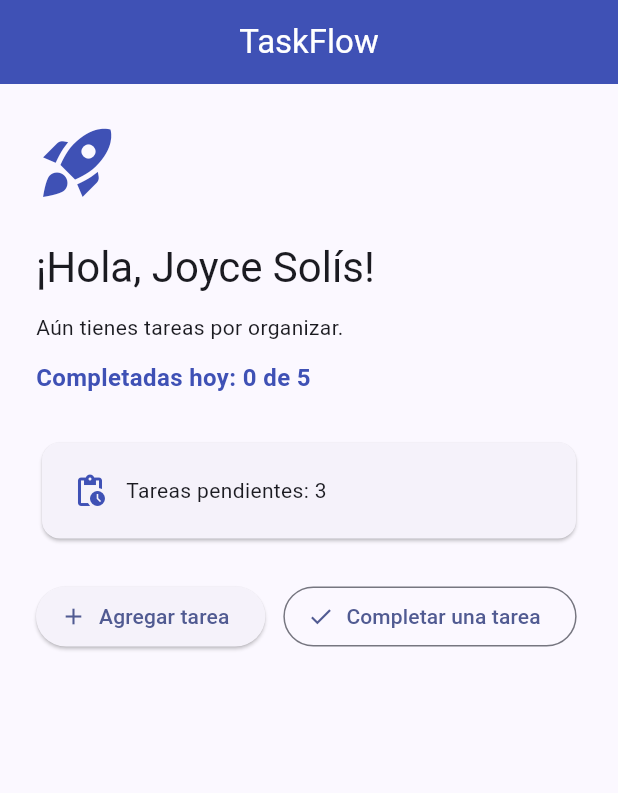
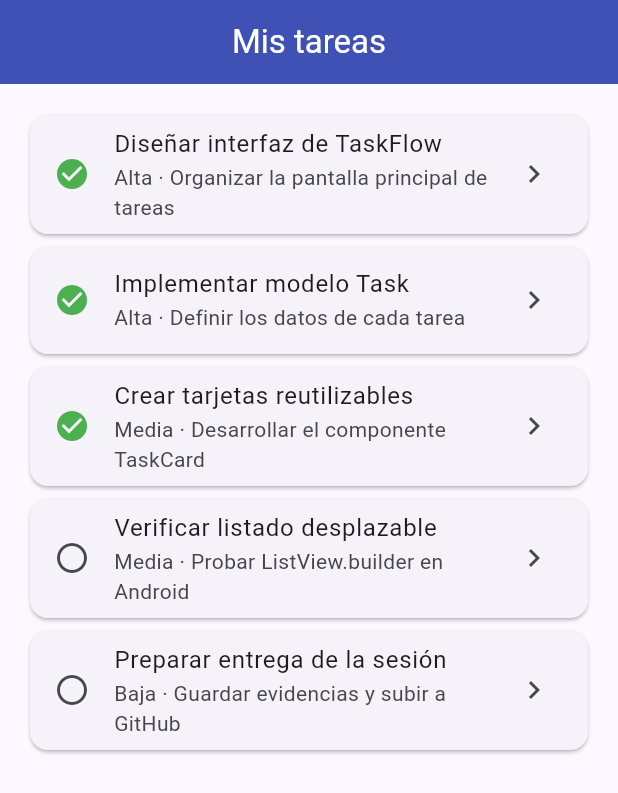
Before and after one commit to Joycesolis12/TaskFlow, a Flutter app: the screen it shows after launch, on a phone screen of 412 x 824 dp. Shown: the top 793 px of the screen. Run offline on Flutter 3.47's test engine with Material 3 defaults, Android fonts, the phone set to English and light mode, and no system bars.

Commit message:
feat: mostrar listado local de tareas

```diff
--- a/lib/main.dart
+++ b/lib/main.dart
@@ -3,6 +3,10 @@ import 'package:flutter/material.dart';
 void main() {
   runApp(const TaskFlowApp());
 }
+
+// ============================================
+// APLICACIÓN PRINCIPAL
+// ============================================
 
 class TaskFlowApp extends StatelessWidget {
   const TaskFlowApp({super.key});
@@ -16,12 +20,128 @@ class TaskFlowApp extends StatelessWidget {
         colorScheme: ColorScheme.fromSeed(seedColor: Colors.indigo),
         useMaterial3: true,
       ),
-      home: const WelcomeScreen(),
+      home: const TaskListScreen(),
     );
   }
 }
 
-// SESIÓN 2: Pantalla con estado
+// ============================================
+// SESIÓN 3: MODELO DE DATOS
+// ============================================
+
+class Task {
+  const Task({
+    required this.id,
+    required this.title,
+    required this.description,
+    required this.priority,
+    required this.isCompleted,
+  });
+
+  final int id;
+  final String title;
+  final String description;
+  final String priority;
+  final bool isCompleted;
+}
+
+// Cinco tareas reales del desarrollo de TaskFlow
+const demoTasks = [
+  Task(
+    id: 1,
+    title: 'Diseñar interfaz de TaskFlow',
+    description: 'Organizar la pantalla principal de tareas',
+    priority: 'Alta',
+    isCompleted: true,
+  ),
+  Task(
+    id: 2,
+    title: 'Implementar modelo Task',
+    description: 'Definir los datos de cada tarea',
+    priority: 'Alta',
+    isCompleted: true,
+  ),
+  Task(
+    id: 3,
+    title: 'Crear tarjetas reutilizables',
+    description: 'Desarrollar el componente TaskCard',
+    priority: 'Media',
+    isCompleted: true,
+  ),
+  Task(
+    id: 4,
+    title: 'Verificar listado desplazable',
+    description: 'Probar ListView.builder en Android',
+    priority: 'Media',
+    isCompleted: false,
+  ),
+  Task(
+    id: 5,
+    title: 'Preparar entrega de la sesión',
+    description: 'Guardar evidencias y subir a GitHub',
+    priority: 'Baja',
+    isCompleted: false,
+  ),
+];
+
+// ============================================
+// SESIÓN 3: TARJETA REUTILIZABLE
+// ============================================
+
+class TaskCard extends StatelessWidget {
+  const TaskCard({super.key, required this.task});
+
+  final Task task;
+
+  @override
+  Widget build(BuildContext context) {
+    return Card(
+      child: ListTile(
+        leading: Icon(
+          task.isCompleted ? Icons.check_circle : Icons.radio_button_unchecked,
+          color: task.isCompleted ? Colors.green : null,
+        ),
+        title: Text(task.title),
+        subtitle: Text('${task.priority} · ${task.description}'),
+        trailing: const Icon(Icons.chevron_right),
+      ),
+    );
+  }
+}
+
+// ============================================
+// SESIÓN 3: LISTADO LOCAL DE TAREAS
+// ============================================
+
+class TaskListScreen extends StatelessWidget {
+  const TaskListScreen({super.key});
+
+  @override
+  Widget build(BuildContext context) {
+    return Scaffold(
+      appBar: AppBar(
+        title: const Text('Mis tareas'),
+        centerTitle: true,
+        backgroundColor: Colors.indigo,
+        foregroundColor: Colors.white,
+      ),
+      body: ListView.builder(
+        padding: const EdgeInsets.all(16),
+        itemCount: demoTasks.length,
+        itemBuilder: (context, index) {
+          final task = demoTasks[index];
+
+          return TaskCard(task: task);
+        },
+      ),
+    );
+  }
+}
+
+// ============================================
+// SESIÓN 2: PANTALLA ANTERIOR CONSERVADA
+// ============================================
+
 class WelcomeScreen extends StatefulWidget {
   const WelcomeScreen({super.key});
 
@@ -30,24 +150,19 @@ class WelcomeScreen extends StatefulWidget {
 }
 
 class _WelcomeScreenState extends State<WelcomeScreen> {
-  // Datos del estudiante
   final String studentName = 'Joyce Solís';
 
-  // Estado de las tareas
   int pendingTasks = 3;
   int completedTasks = 0;
 
-  // Objetivo diario del reto autónomo
   static const int dailyGoal = 5;
 
-  // Agregar una tarea pendiente
   void _addTask() {
     setState(() {
       pendingTasks++;
     });
   }
 
-  // Completar una tarea
   void _completeTask() {
     if (pendingTasks == 0) {
       return;
@@ -56,7 +171,6 @@ class _WelcomeScreenState extends State<WelcomeScreen> {
     setState(() {
       pendingTasks--;
 
-      // Las tareas completadas no pueden superar la meta diaria.
       if (completedTasks < dailyGoal) {
         completedTasks++;
       }
@@ -83,19 +197,13 @@ class _WelcomeScreenState extends State<WelcomeScreen> {
           children: [
             const Icon(Icons.rocket_launch, size: 56, color: Colors.indigo),
             const SizedBox(height: 24),
-
-            // Saludo personalizado
             Text(
               '¡Hola, $studentName!',
               style: Theme.of(context).textTheme.headlineMedium,
             ),
             const SizedBox(height: 12),
-
-            // Mensaje según el estado
             Text(statusMessage),
             const SizedBox(height: 12),
-
-            // Contador del reto autónomo
             Text(
               'Completadas hoy: $completedTasks de $dailyGoal',
               style: const TextStyle(
@@ -105,8 +213,6 @@ class _WelcomeScreenState extends State<WelcomeScreen> {
               ),
             ),
             const SizedBox(height: 28),
-
-            // Tarjeta de tareas pendientes
             Card(
               child: Padding(
                 padding: const EdgeInsets.all(20),
@@ -120,8 +226,6 @@ class _WelcomeScreenState extends State<WelcomeScreen> {
               ),
             ),
             const SizedBox(height: 24),
-
-            // Botones interactivos
             Wrap(
               spacing: 12,
               runSpacing: 12,
```
Also changed, not shown: 1 other file.
